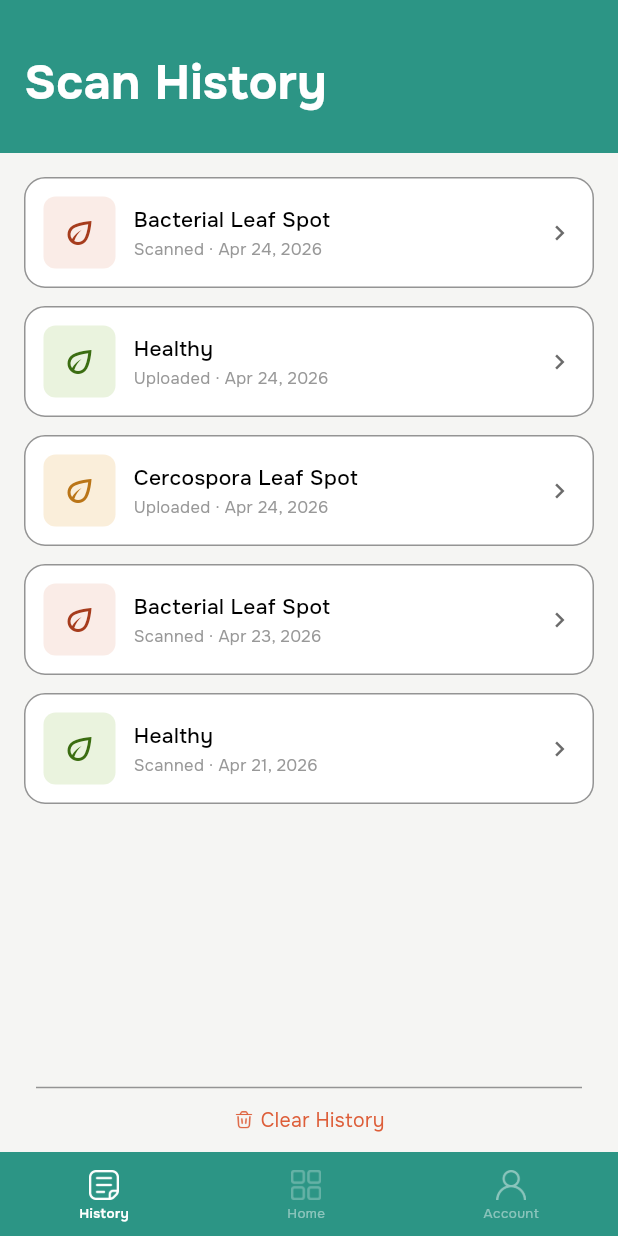
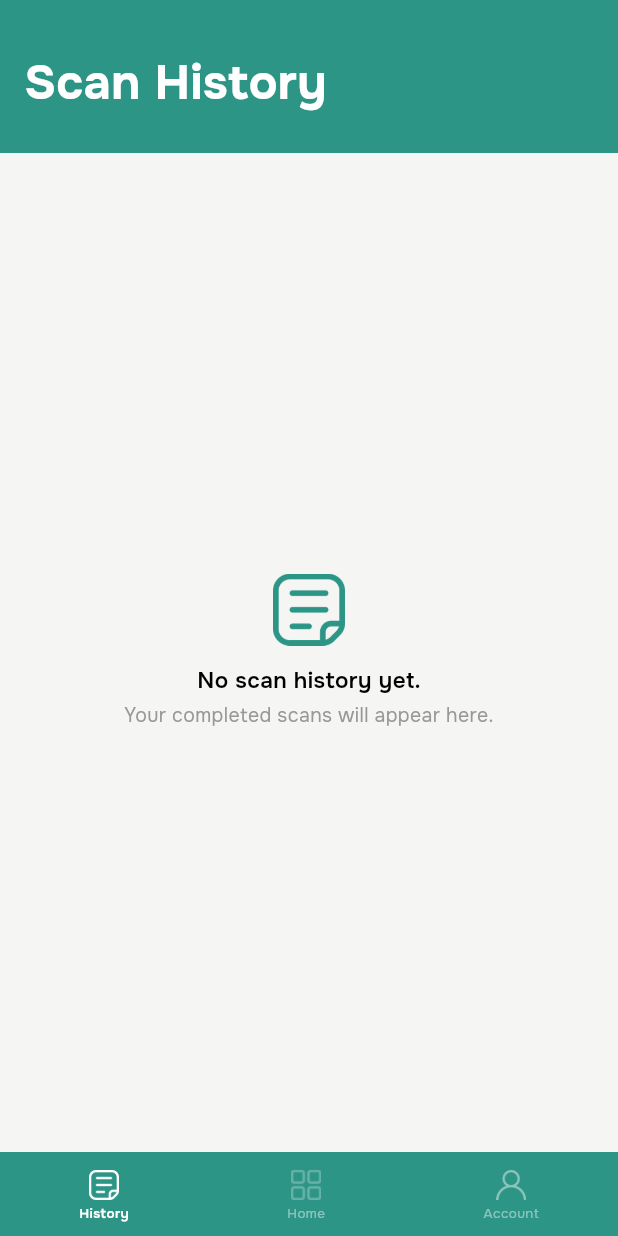
Before and after one commit to hrspnd/CapsiCAM, a Flutter app: the ScanHistoryScreen screen opened by its route, on a phone screen of 412 x 824 dp. Run offline on Flutter 3.47's test engine with Material 3 defaults, Android fonts, the phone set to English and light mode, and no system bars; our stand-ins replace go_router, image_picker, shared_preferences, supabase_flutter; missing offline and left inert: postgrest, tflite_flutter; accounts and stored records are empty; project files that could hold a hidden picture were left out.

Commit message:
wired results history to backend

```diff
--- a/lib/screens/scan_history_screen.dart
+++ b/lib/screens/scan_history_screen.dart
@@ -2,9 +2,11 @@
 
 import 'package:flutter/material.dart';
 import 'package:go_router/go_router.dart';
+import 'package:intl/intl.dart';
 import '../constants.dart';
 import '../l10n/app_localizations.dart';
 import 'package:thesis_app/models/scan_result.dart';
+import 'package:thesis_app/services/supabase_service.dart';
 import 'history_result_screen.dart';
 
 // ============================================================
@@ -20,48 +22,91 @@ class ScanHistoryScreen extends StatefulWidget {
 
 class _ScanHistoryScreenState extends State<ScanHistoryScreen> {
   // ── Supabase data ─────────────────────────────────────────
-  // TODO: Replace with real data from Supabase
-  // services/supabase_service.dart → fetchAllScans()
+  final _supabaseService = SupabaseService();
 
-  final List<ScanResult> _scans = [
-    ScanResult(
-      id: '1',
-      disease: 'Bacterial_Leaf_Spot',
-      imageSource: AppConstants.sourceScanned,
-      date: 'Apr 24, 2026',
-      confidence: 0.91,
-    ),
-    ScanResult(
-      id: '2',
-      disease: 'Healthy',
-      imageSource: AppConstants.sourceUploaded,
-      date: 'Apr 24, 2026',
-      confidence: 0.97,
-    ),
-    ScanResult(
-      id: '3',
-      disease: 'Cercospora_Leaf_Spot',
-      imageSource: AppConstants.sourceUploaded,
-      date: 'Apr 24, 2026',
-      confidence: 0.81,
-    ),
-    ScanResult(
-      id: '4',
-      disease: 'Bacterial_Leaf_Spot',
-      imageSource: AppConstants.sourceScanned,
-      date: 'Apr 23, 2026',
-      confidence: 0.88,
-    ),
-    ScanResult(
-      id: '5',
-      disease: 'Healthy',
-      imageSource: AppConstants.sourceScanned,
-      date: 'Apr 21, 2026',
-      confidence: 0.95,
-    ),
-  ];
+  List<ScanResult> _scans = const [];
+
+  bool _isLoading = true;
+  bool _isOffline = false;
+  String? _errorMessage;
 
   int _currentNavIndex = 0;
+
+  @override
+  void initState() {
+    super.initState();
+    _loadHistory();
+  }
+
+  // ── Row → ScanResult mapping ────────────────────────────────
+  // Mirrors dashboard_screen.dart's _scanFromRow. Kept in sync
+  // manually for now — if these two ever drift, pull this into a
+  // shared mapper (e.g. models/scan_result.dart) instead.
+
+  static const Map<String, String> _diseaseDisplayKeys = {
+    'healthy': 'Healthy',
+    'bacterial_leaf_spot': 'Bacterial_Leaf_Spot',
+    'cercospora_leaf_spot': 'Cercospora_Leaf_Spot',
+  };
+
+  ScanResult _scanFromRow(Map<String, dynamic> row) {
+    final classification = row['classification'] as String;
+
+    double confidence;
+    switch (classification) {
+      case 'healthy':
+        confidence = (row['confidence_healthy'] as num).toDouble();
+        break;
+      case 'bacterial_leaf_spot':
+        confidence = (row['confidence_bls'] as num).toDouble();
+        break;
+      case 'cercospora_leaf_spot':
+        confidence = (row['confidence_cls'] as num).toDouble();
+        break;
+      default:
+        confidence = 0.0;
+    }
+
+    final scannedAt = DateTime.parse(row['scanned_at'] as String).toLocal();
+
+    return ScanResult(
+      id: row['id'] as String,
+      disease: _diseaseDisplayKeys[classification] ?? classification,
+      imageSource: row['image_source'] == 'captured'
+          ? AppConstants.sourceScanned
+          : AppConstants.sourceUploaded,
+      date: DateFormat('MMM d, yyyy').format(scannedAt),
+      confidence: confidence,
+      imagePath: row['image_url'] as String?,
+    );
+  }
+
+  Future<void> _loadHistory() async {
+    setState(() {
+      _isLoading = true;
+      _isOffline = false;
+      _errorMessage = null;
+    });
+
+    try {
+      final rows = await _supabaseService.fetchAllScans();
+      if (!mounted) return;
+      setState(() {
+        _scans = rows.map(_scanFromRow).toList();
+        _isLoading = false;
+      });
+    } catch (e) {
+      if (!mounted) return;
+      final isOffline = e.toString().contains('offline');
+      setState(() {
+        _isLoading = false;
+        _isOffline = isOffline;
+        _errorMessage = isOffline
+            ? "You're offline. Showing what we could load."
+            : "Couldn't load your scan history. Pull down or tap retry.";
+      });
+    }
+  }
 
   void _onNavTap(int index) {
     if (index == _currentNavIndex) return;
@@ -80,8 +125,6 @@ class _ScanHistoryScreenState extends State<ScanHistoryScreen> {
 
   void _onClearHistory() {
     final l10n = AppLocalizations.of(context)!;
-    // TODO: Call Supabase → supabase_service.dart → clearScanHistory()
-    // TODO: On success → setState(() => _scans.clear())
     showDialog(
       context: context,
       builder: (ctx) {
@@ -119,9 +162,21 @@ class _ScanHistoryScreenState extends State<ScanHistoryScreen> {
               ),
             ),
             TextButton(
-              onPressed: () {
+              onPressed: () async {
                 Navigator.of(ctx).pop();
-                setState(() => _scans.clear());
+                final previousScans = _scans;
+                setState(() => _scans = const []); // optimistic
+                try {
+                  await _supabaseService.clearScanHistory();
+                } catch (e) {
+                  if (!mounted) return;
+                  setState(() => _scans = previousScans); // roll back
+                  ScaffoldMessenger.of(context).showSnackBar(
+                    SnackBar(
+                      content: Text('Could not clear history: $e'),
+                    ),
+                  );
+                }
               },
               child: Text(
                 l10n.clearHistoryConfirmButton,
@@ -148,10 +203,28 @@ class _ScanHistoryScreenState extends State<ScanHistoryScreen> {
       body: Column(
         children: [
           _buildHeader(colors, l10n),
+          if (_errorMessage != null)
+            Container(
+              width: double.infinity,
+              color: _isOffline ? colors.surfaceGray : colors.dangerBg,
+              padding: const EdgeInsets.symmetric(
+                horizontal: AppSpacing.lg,
+                vertical: AppSpacing.sm,
+              ),
+              child: Text(
+                _errorMessage!,
+                style: TextStyle(fontSize: 12, color: colors.textSecondary),
+              ),
+            ),
           Expanded(
-            child: _scans.isEmpty
-                ? _buildEmptyState(colors)
-                : _buildScanList(colors, l10n),
+            child: RefreshIndicator(
+              onRefresh: _loadHistory,
+              child: _isLoading
+                  ? const Center(child: CircularProgressIndicator())
+                  : _scans.isEmpty
+                      ? _buildEmptyState(colors)
+                      : _buildScanList(colors, l10n),
+            ),
           ),
           _buildBottomNav(colors),
         ],
@@ -287,8 +360,13 @@ class _ScanHistoryScreenState extends State<ScanHistoryScreen> {
 
   Widget _buildEmptyState(AppColors colors) {
     final l10n   = AppLocalizations.of(context)!;
-    return Center(
-      child: Padding(
+    return LayoutBuilder(
+      builder: (context, constraints) => SingleChildScrollView(
+        physics: const AlwaysScrollableScrollPhysics(),
+        child: ConstrainedBox(
+          constraints: BoxConstraints(minHeight: constraints.maxHeight),
+          child: Center(
+        child: Padding(
         padding: const EdgeInsets.all(AppSpacing.xxl),
         child: Column(
           mainAxisAlignment: MainAxisAlignment.center,
@@ -323,6 +401,9 @@ class _ScanHistoryScreenState extends State<ScanHistoryScreen> {
               ),
             ),
           ],
+        ),
+      ),
+          ),
         ),
       ),
     );
@@ -414,7 +495,28 @@ class _ScanItem extends StatelessWidget {
               child: scan.imagePath != null
                   ? ClipRRect(
                       borderRadius: BorderRadius.circular(AppRadius.sm),
-                      child: Image.asset(scan.imagePath!, fit: BoxFit.cover),
+                      child: Image.network(
+                        scan.imagePath!,
+                        fit: BoxFit.cover,
+                        errorBuilder: (_, __, ___) => Icon(
+                          Icons.eco_outlined,
+                          color: colors.forDisease(scan.disease),
+                          size: 24,
+                        ),
+                        loadingBuilder: (context, child, progress) {
+                          if (progress == null) return child;
+                          return Center(
+                            child: SizedBox(
+                              width: 16,
+                              height: 16,
+                              child: CircularProgressIndicator(
+                                strokeWidth: 2,
+                                color: colors.primary,
+                              ),
+                            ),
+                          );
+                        },
+                      ),
                     )
                   : Icon(
                       Icons.eco_outlined,
```
Also changed, not shown: lib/services/supabase_service.dart (+32 -0 lines).
